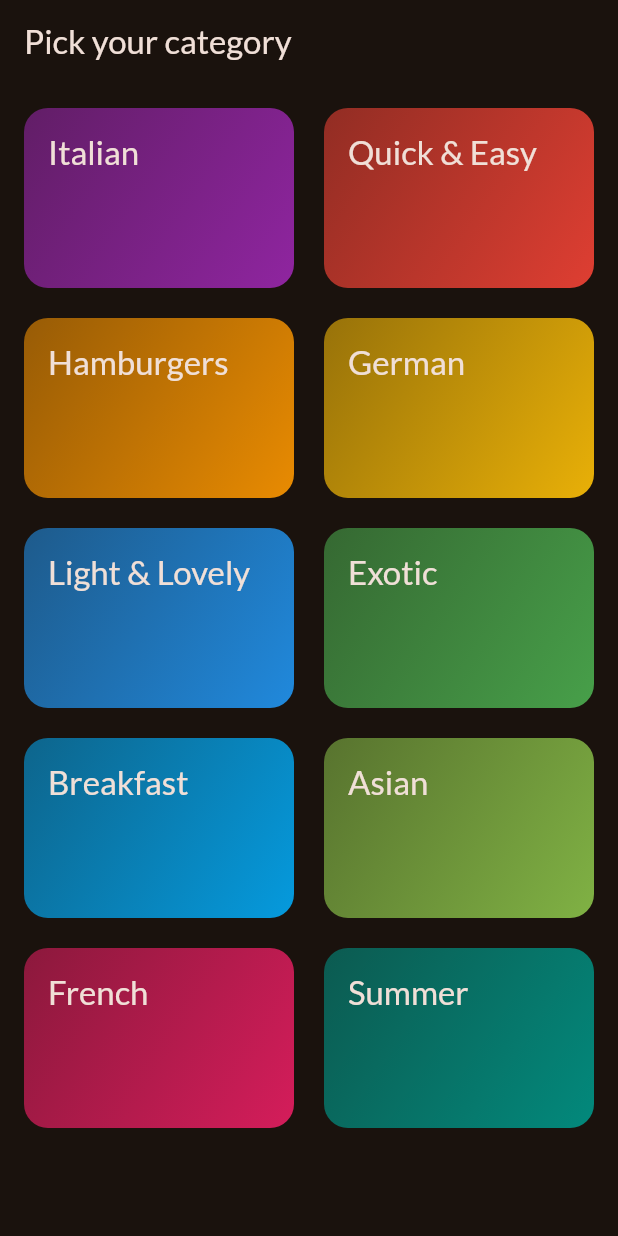
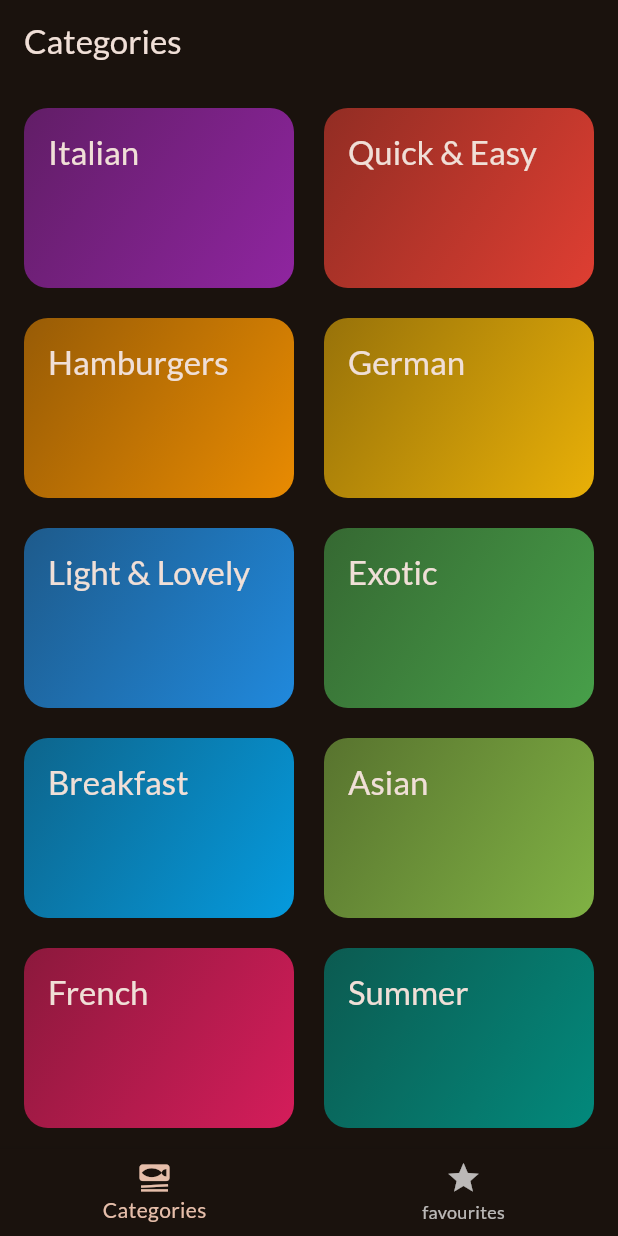
Before and after one commit to dilpreet-is-technophile/Flutter-Dart-The-Complete-Guide-Maximilian, a Flutter app: the screen it shows after launch, on a phone screen of 412 x 824 dp. Run offline on Flutter 3.47's test engine with Material 3 defaults, Android fonts, the phone set to English and light mode, and no system bars; our stand-ins replace google_fonts, transparent_image.

Commit message:
#meals - added a bottom navigation tab bar and favourite meals screen

```diff
--- a/meals/lib/main.dart
+++ b/meals/lib/main.dart
@@ -1,7 +1,7 @@
 import 'package:flutter/material.dart';
 
 import 'package:google_fonts/google_fonts.dart';
-import 'package:meals/screens/categories.dart';
+import 'package:meals/screens/tabs.dart';
 
 final theme = ThemeData(
   useMaterial3: true,
@@ -23,7 +23,7 @@ class App extends StatelessWidget {
   Widget build(BuildContext context) {
     return MaterialApp(
       theme: theme,
-      home: const CategoriesScreen(),
+      home: const TabsScreen(),
     );
   }
 }
--- a/meals/lib/screens/categories.dart
+++ b/meals/lib/screens/categories.dart
@@ -1,11 +1,14 @@
 import 'package:flutter/material.dart';
 import 'package:meals/data/dummy_data.dart';
 import 'package:meals/models/category.dart';
+import 'package:meals/models/meal.dart';
 import 'package:meals/screens/meals.dart';
 import 'package:meals/widgets/categories_grid_item.dart';
 
 class CategoriesScreen extends StatelessWidget {
-  const CategoriesScreen({super.key});
+  const CategoriesScreen({super.key, required this.onToggleFavourite});
+
+  final void Function(Meal meal) onToggleFavourite;
 
   void _selectCategory(BuildContext context, Category category) {
     final filteredMeals = dummyMeals
@@ -16,17 +19,14 @@ class CategoriesScreen extends StatelessWidget {
       builder: (ctx) => MealsScreen(
         title: category.title,
         meals: filteredMeals,
+        onToggleFavourite: onToggleFavourite,
       ),
     ));
   }
 
   @override
   Widget build(BuildContext context) {
-    return Scaffold(
-      appBar: AppBar(
-        title: const Text("Pick your category"),
-      ),
-      body: GridView(
+    return GridView(
       padding: const EdgeInsets.all(16),
       gridDelegate: const SliverGridDelegateWithFixedCrossAxisCount(
         crossAxisCount: 2,
@@ -43,7 +43,6 @@ class CategoriesScreen extends StatelessWidget {
             },
           ),
       ],
-      ),
     );
   }
 }
--- /dev/null
+++ b/meals/lib/screens/tabs.dart
@@ -0,0 +1,80 @@
+import 'package:flutter/material.dart';
+import 'package:meals/models/meal.dart';
+import 'package:meals/screens/categories.dart';
+import 'package:meals/screens/meals.dart';
+
+class TabsScreen extends StatefulWidget {
+  const TabsScreen({super.key});
+
+  @override
+  State<TabsScreen> createState() => _TabsScreenState();
+}
+
+class _TabsScreenState extends State<TabsScreen> {
+  int _selectedPageIndex = 0;
+  final List<Meal> _favouriteMeals = [];
+
+  void _showInfoMessage(String message) {
+    ScaffoldMessenger.of(context).clearSnackBars();
+    ScaffoldMessenger.of(context)
+        .showSnackBar(SnackBar(content: Text(message)));
+  }
+
+  void _toggleMealFavouriteStatus(Meal meal) {
+    final isExisting = _favouriteMeals.contains(meal);
+
+    if (!isExisting) {
+      setState(() {
+        _favouriteMeals.add(meal);
+      });
+      _showInfoMessage("Marked as favourite");
+      return;
+    }
+    setState(() {
+      _favouriteMeals.remove(meal);
+    });
+    _showInfoMessage("No longer a favourite");
+  }
+
+  void _selectPage(int index) {
+    setState(() {
+      _selectedPageIndex = index;
+    });
+  }
+
+  @override
+  Widget build(BuildContext context) {
+    Widget activePage =
+        CategoriesScreen(onToggleFavourite: _toggleMealFavouriteStatus);
+    var activePageTitle = "Categories";
+
+    if (_selectedPageIndex == 1) {
+      activePage = MealsScreen(
+        meals: _favouriteMeals,
+        onToggleFavourite: _toggleMealFavouriteStatus,
+      );
+      activePageTitle = "Your Favourites";
+    }
+
+    return Scaffold(
+      appBar: AppBar(
+        title: Text(activePageTitle),
+      ),
+      body: activePage,
+      bottomNavigationBar: BottomNavigationBar(
+        onTap: _selectPage,
+        currentIndex: _selectedPageIndex,
+        items: const [
+          BottomNavigationBarItem(
+            icon: Icon(Icons.set_meal),
+            label: "Categories",
+          ),
+          BottomNavigationBarItem(
+            icon: Icon(Icons.star),
+            label: "favourites",
+          ),
+        ],
+      ),
+    );
+  }
+}
```
Also changed, not shown: meals/lib/screens/meal_details.dart (+11 -0 lines), meals/lib/screens/meals.dart (+14 -5 lines). Lines whose indentation alone changed are shown as unchanged.
